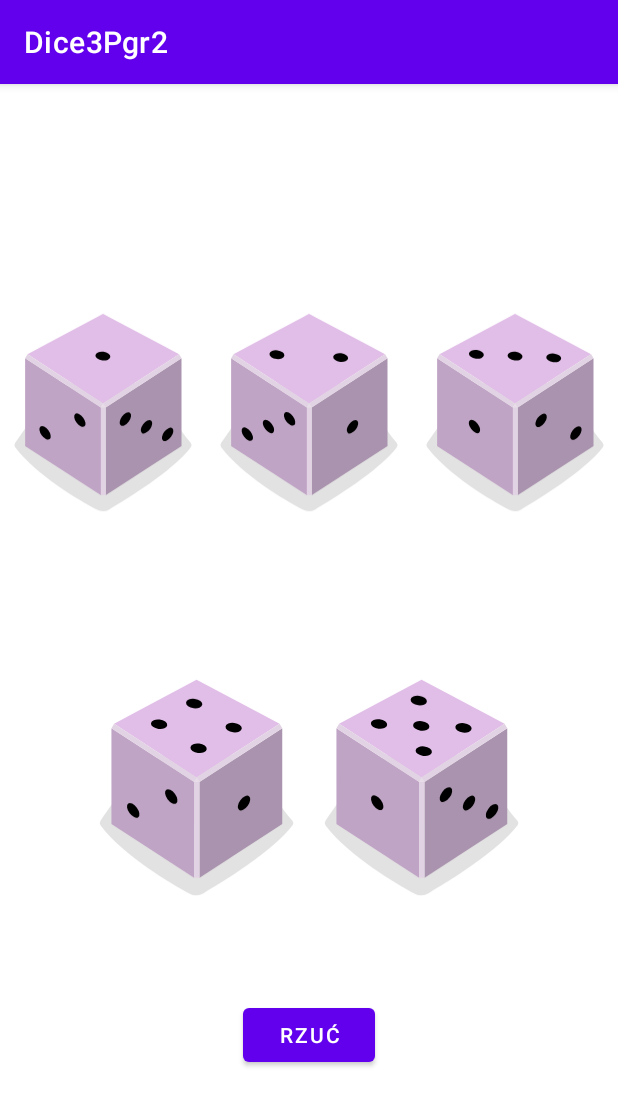
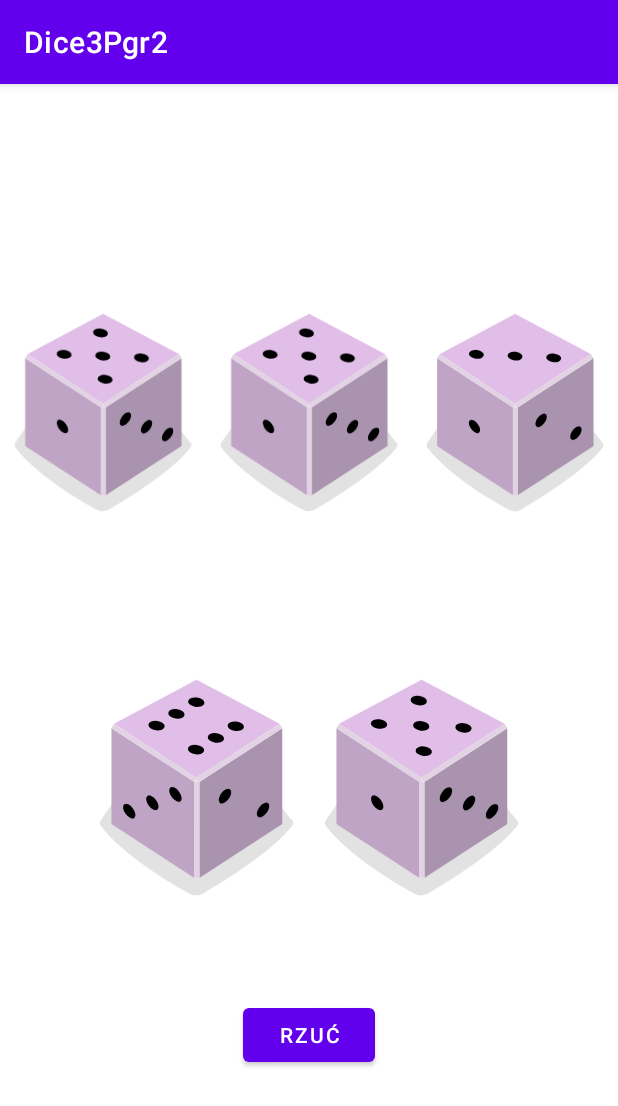
Before and after one commit to markup54/diceRoller3Pgr2, an Android app: the screen it shows after launch (MainActivity), after a tap on "RZUĆ", on a phone screen of 412 x 824 dp. Shown: the top 1106 px of the screen. Run offline under Robolectric (Android 15) with nearby library versions, the phone set to English and light mode, and no system bars.

Commit message:
wylosowanie 5 kosci

```diff
--- a/app/src/main/java/com/example/dice3pgr2/MainActivity.java
+++ b/app/src/main/java/com/example/dice3pgr2/MainActivity.java
@@ -7,32 +7,46 @@ import android.view.View;
 import android.widget.Button;
 import android.widget.ImageView;
 import android.widget.TextView;
+import android.widget.Toast;
 
 import java.util.ArrayList;
 
 public class MainActivity extends AppCompatActivity {
-    public Integer wylosowanaLiczba;
-    public ArrayList<Integer> obrazkiKosci = new ArrayList<>();
+
+    ArrayList<ImageView> diceImageView = new ArrayList<>();
+    Button diceButton;
+    ArrayList<Dice> rolledDices = new ArrayList<>();
 
     @Override
     protected void onCreate(Bundle savedInstanceState) {
         super.onCreate(savedInstanceState);
         setContentView(R.layout.activity_main);
-        obrazkiKosci.add(R.drawable.dice_1);
-        obrazkiKosci.add(R.drawable.dice_2);
-        obrazkiKosci.add(R.drawable.dice_3);
-        obrazkiKosci.add(R.drawable.dice_4);
-        obrazkiKosci.add(R.drawable.dice_5);
-        obrazkiKosci.add(R.drawable.dice_6);
-        Button diceButton = findViewById(R.id.button);
-        TextView diceTextView = findViewById(R.id.textView);
-        ImageView diceImageView = findViewById(R.id.imageView);
+
+        diceImageView.add(findViewById(R.id.imageView1));
+        diceImageView.add(findViewById(R.id.imageView2));
+        diceImageView.add(findViewById(R.id.imageView3));
+        diceImageView.add(findViewById(R.id.imageView4));
+        diceImageView.add(findViewById(R.id.imageView5));
+
+        diceButton = findViewById(R.id.button);
+        diceImageView.get(0).setOnClickListener(new View.OnClickListener() {
+            @Override
+            public void onClick(View v) {
+                Toast.makeText(MainActivity.this,
+                        "kliknięto",
+                        Toast.LENGTH_SHORT)
+                        .show();
+            }
+        });
         diceButton.setOnClickListener(new View.OnClickListener() {
             @Override
             public void onClick(View v) {
-                wylosowanaLiczba = (int)(Math.random()*6+1);
-                diceTextView.setText(wylosowanaLiczba.toString());
-                diceImageView.setImageResource(obrazkiKosci.get(wylosowanaLiczba-1));
+                for(int i=0;i<5;i++){
+                    Dice dice = new Dice();
+                    rolledDices.add(dice);
+                    diceImageView.get(i).setImageResource(dice.getIdImage());
+                }
+
             }
         });
     }
```
